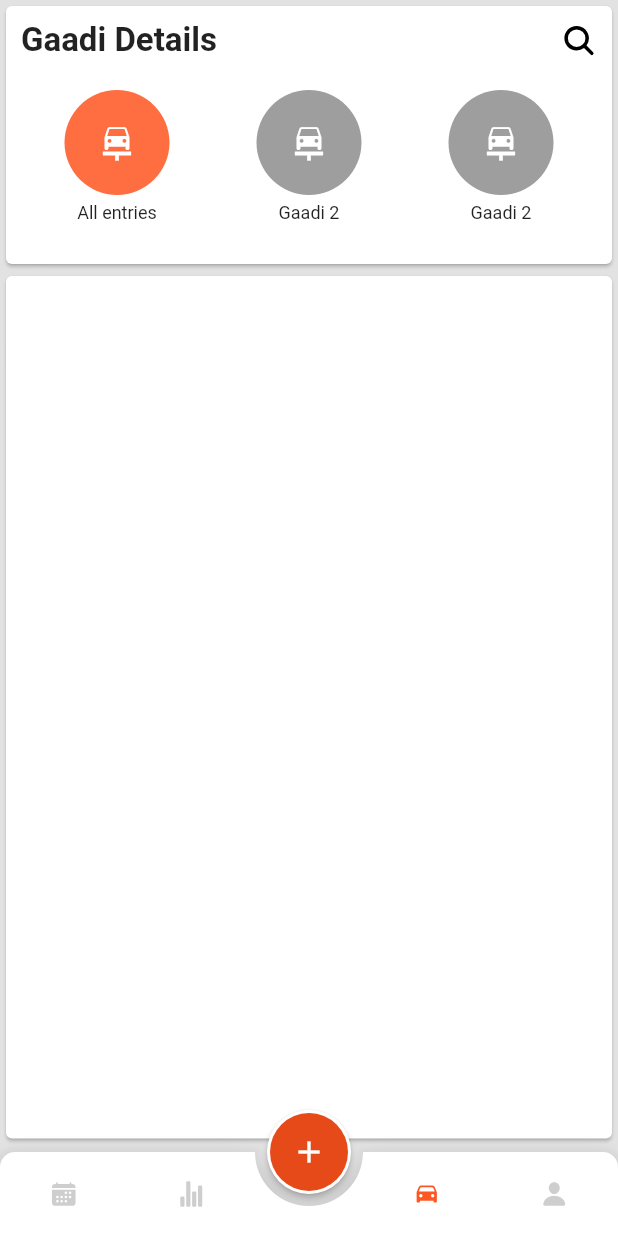
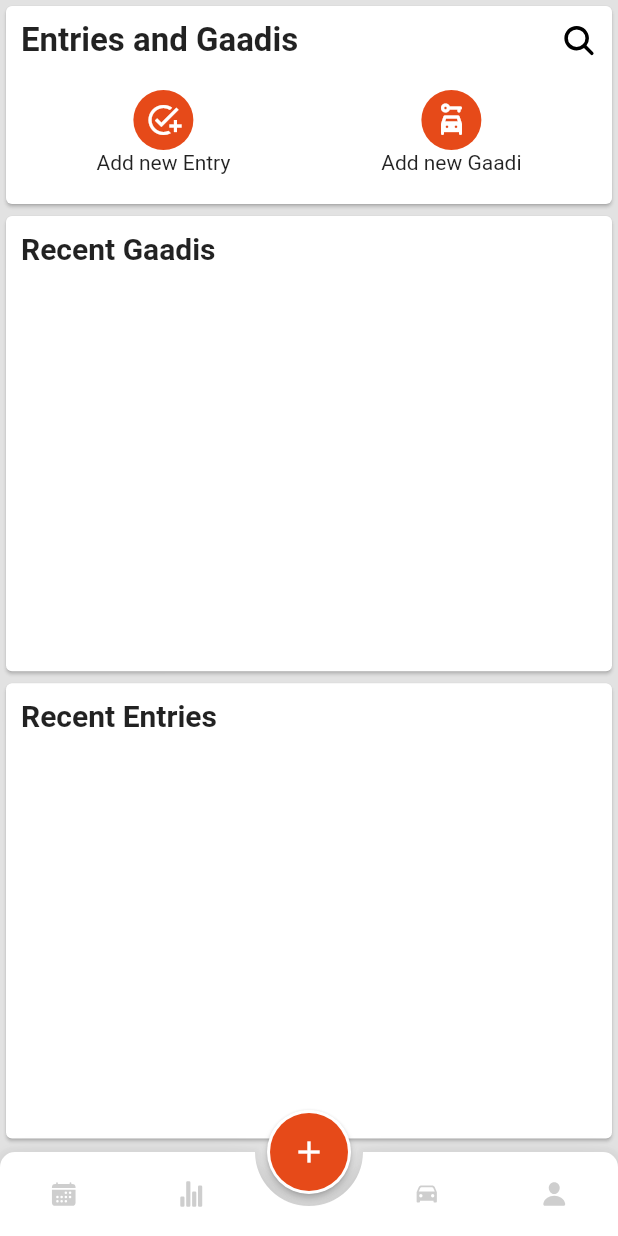
Before and after one commit to VivekJung/hamro_gaadi_v2, a Flutter app: the screen it shows once a user with an empty profile is signed in, on a phone screen of 412 x 824 dp. Run offline on Flutter 3.47's test engine with Material 2 defaults, Android fonts, the phone set to English and light mode, and no system bars; drawn by our look-alikes of animated_bottom_navigation_bar; our stand-ins replace cloud_firestore, firebase_auth, firebase_core, flutter_feather_icons, ionicons and 1 more; missing offline and left inert: dart:ffi; accounts and stored records are empty.

Commit message:
Add new entries section without using model

```diff
--- a/lib/screens/home_screen.dart
+++ b/lib/screens/home_screen.dart
@@ -3,6 +3,7 @@ import 'package:flutter/material.dart';
 import 'package:hamro_gaadi/resources/color_theme.dart';
 import 'package:hamro_gaadi/screens/tabs/daily_reports.dart';
 import 'package:hamro_gaadi/screens/tabs/gaadi.dart';
+import 'package:hamro_gaadi/screens/tabs/add_entry.dart';
 import 'package:hamro_gaadi/screens/tabs/profile.dart';
 import 'package:hamro_gaadi/screens/tabs/stats_screen.dart';
 import 'package:ionicons/ionicons.dart';
@@ -52,9 +53,7 @@ class _HomeScreenState extends State<HomeScreen> {
           StatsScreen(),
           GaadiScreen(),
           ProfileScreen(),
-          Center(
-            child: Text("add new "),
-          ),
+          AddEntryScreen(),
         ],
       ),
     );
@@ -62,7 +61,7 @@ class _HomeScreenState extends State<HomeScreen> {
 
   //* start of bottom navigation functions and widgets
 
-  int pageIndex = 2;
+  int pageIndex = 4;
   Widget getBottomNavigation() {
     List<IconData> iconItems = [
       Ionicons.calendar,
--- /dev/null
+++ b/lib/screens/tabs/add_entry.dart
@@ -0,0 +1,229 @@
+import 'package:cloud_firestore/cloud_firestore.dart';
+import 'package:flutter/material.dart';
+import 'package:hamro_gaadi/resources/color_theme.dart';
+
+import 'package:hamro_gaadi/services/firestore_service.dart';
+
+import 'package:ionicons/ionicons.dart';
+
+class AddEntryScreen extends StatefulWidget {
+  const AddEntryScreen({Key? key}) : super(key: key);
+
+  @override
+  State<AddEntryScreen> createState() => _AddEntryScreenState();
+}
+
+class _AddEntryScreenState extends State<AddEntryScreen> {
+  var selectedGaadi = "";
+  @override
+  Widget build(BuildContext context) {
+    return Scaffold(
+      backgroundColor: Colors.transparent,
+      body: SafeArea(child: getBody()),
+    );
+  }
+
+  getBody() {
+    return Container(
+      margin: const EdgeInsets.only(bottom: 5),
+      child: Column(
+        children: [
+          //header card
+          SizedBox(
+            height: 140,
+            child: Card(
+              child: Padding(
+                padding: const EdgeInsets.only(
+                    top: 10, bottom: 10, right: 10, left: 10),
+                child:
+
+                    //header row
+                    Column(
+                  mainAxisAlignment: MainAxisAlignment.start,
+                  children: [
+                    Row(
+                      mainAxisAlignment: MainAxisAlignment.spaceBetween,
+                      children: [
+                        const Text(
+                          "Entries and Gaadis",
+                          style: TextStyle(
+                              fontWeight: FontWeight.bold, fontSize: 22),
+                        ),
+                        Icon(Ionicons.search, color: ColorTheme().blackColor),
+                      ],
+                    ),
+                    const SizedBox(height: 20),
+                    Row(
+                      mainAxisAlignment: MainAxisAlignment.spaceAround,
+                      children: [
+                        addEntryBtn(),
+                        addGaadibtn(),
+                      ],
+                    ),
+                  ],
+                ),
+              ),
+            ),
+          ),
+
+          Expanded(
+            child: streamOfAllGaadis(),
+          ),
+          Expanded(
+            child: streamOfAllEntries(),
+          ),
+        ],
+      ),
+    );
+  }
+
+  addGaadibtn() {
+    var gaadiID = "Na 7 kha 1448";
+    int seats = 16;
+    String entryID = "";
+    return Center(
+      child: Column(
+        children: [
+          CircleAvatar(
+            child: IconButton(
+              onPressed: () {
+                FirestoreService().addGaadi(gaadiID, seats, entryID);
+              },
+              icon: const Icon(
+                Icons.car_rental_rounded,
+                size: 24,
+              ),
+            ),
+          ),
+          const Text('Add new Gaadi'),
+        ],
+      ),
+    );
+  }
+
+  addEntryBtn() {
+    //TODO: MAKE ADD FORM!
+    String gaadiID = "Na 7 kha 1448";
+    var amount = 84000;
+    String entryID = "entry6",
+        remarks = "Travel Income 2 trips",
+        category = "Income";
+    bool isIncome = true;
+    return Center(
+      child: Column(
+        children: [
+          CircleAvatar(
+            child: IconButton(
+              onPressed: () {
+                FirestoreService().addEntries(
+                    entryID, amount, category, isIncome, remarks, gaadiID);
+              },
+              icon: const Icon(
+                Icons.add_task,
+                color: Colors.white,
+                size: 24,
+              ),
+            ),
+          ),
+          const Text('Add new Entry'),
+        ],
+      ),
+    );
+  }
+
+  streamOfAllEntries() {
+    return Card(
+      child: Column(
+        mainAxisAlignment: MainAxisAlignment.start,
+        crossAxisAlignment: CrossAxisAlignment.start,
+        children: [
+          const Padding(
+            padding: EdgeInsets.only(left: 10.0, top: 10),
+            child: Text(
+              'Recent Entries',
+              style: TextStyle(fontSize: 20, fontWeight: FontWeight.bold),
+            ),
+          ),
+          Expanded(
+            child: StreamBuilder(
+              stream:
+                  FirebaseFirestore.instance.collection('entries').snapshots(),
+              builder: (BuildContext context,
+                  AsyncSnapshot<QuerySnapshot> snapshot) {
+                if (!snapshot.hasData) {
+                  return ListView(children: const [
+                    ListTile(
+                      title: Text(" "),
+                      subtitle: Text(" "),
+                      trailing: Text(" "),
+                    ),
+                    Center(child: CircularProgressIndicator()),
+                  ]);
+                }
+                return ListView(
+                  children: snapshot.data!.docs.map((e) {
+                    return Card(
+                      child: ListTile(
+                        title: Text(e['details']['category']),
+                        subtitle: Text(e['details']['remarks']),
+                        trailing: Text(e['details']['amount'].toString()),
+                      ),
+                    );
+                  }).toList(),
+                );
+              },
+            ),
+          ),
+        ],
+      ),
+    );
+  }
+
+  streamOfAllGaadis() {
+    return Card(
+      child: Column(
+        mainAxisAlignment: MainAxisAlignment.start,
+        crossAxisAlignment: CrossAxisAlignment.start,
+        children: [
+          const Padding(
+            padding: EdgeInsets.only(left: 10.0, top: 10),
+            child: Text(
+              'Recent Gaadis',
+              style: TextStyle(fontSize: 20, fontWeight: FontWeight.bold),
+            ),
+          ),
+          Expanded(
+            child: StreamBuilder(
+              stream:
+                  FirebaseFirestore.instance.collection('gaadi').snapshots(),
+              builder: (BuildContext context,
+                  AsyncSnapshot<QuerySnapshot> snapshot) {
+                if (!snapshot.hasData) {
+                  return ListView(children: const [
+                    ListTile(
+                      title: Text(" "),
+                      subtitle: Text(" "),
+                      trailing: Text(" "),
+                    ),
+                    Center(child: CircularProgressIndicator()),
+                  ]);
+                }
+                return ListView(
+                  children: snapshot.data!.docs.map((e) {
+                    return Card(
+                      child: ListTile(
+                        title: Text(e['gaadiID']),
+                        subtitle: Text(e['log']),
+                        trailing: Text(e['seats'].toString()),
+                      ),
+                    );
+                  }).toList(),
+                );
+              },
+            ),
+          ),
+        ],
+      ),
+    );
+  }
+}
--- a/lib/services/models.dart
+++ b/lib/services/models.dart
@@ -71,35 +71,22 @@ class Gaadi {
   });
   factory Gaadi.fromJson(Map<String, dynamic> json) => _$GaadiFromJson(json);
   Map<String, dynamic> toJson() => _$GaadiToJson(this);
-  //
-  // factory Gaadi.fromDocumentSnapshot(
-  //     {required DocumentSnapshot<Map<String, dynamic>> doc}) {
-  //   return Gaadi(
-  //     addedBy: doc.data()!["addedBy"] ?? "",
-  //     entries: (doc.data()!['entries'] as List<dynamic>?)
-  //             xxxxx ?.map((e) => Entries.fromDocumentSnapshot(e as Map<String, dynamic>))
-  //             .toList() ??
-  //         const [],
-  //     plateNumber: doc.data()!["plateNumber"] ?? "",
-  //     seats: doc.data()!["seats"] ?? 0,
-  //     gaadiID: doc.data()!["gaadiId"] ?? "",
-  //   );
-  // }
 }
 
 @JsonSerializable()
-class User {
+class UserModel {
   final List<Gaadi> gaadiList;
   final String log;
   final String name;
   final String type;
 
-  User({
+  UserModel({
     this.gaadiList = const [],
     this.log = "",
     this.name = "",
     this.type = "",
   });
-  factory User.fromJson(Map<String, dynamic> json) => _$UsersFromJson(json);
+  factory UserModel.fromJson(Map<String, dynamic> json) =>
+      _$UsersFromJson(json);
   Map<String, dynamic> toJson() => _$UsersToJson(this);
 }
```
Also changed, not shown: lib/screens/tabs/gaadi.dart (+6 -2 lines), lib/services/firestore_service.dart (+60 -33 lines), lib/services/models.g.dart.
